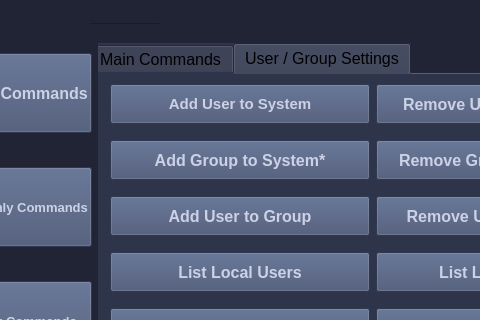
The window that GUIs/ScriptRunnerPyQt5_GUI/PyUIs/MainMenu2.ui (vipersniper0501/CP_Scripts2) describes before a commit, drawn with Qt 5; both pictures show x 201 to 681 and y 120 to 440 of the 862 by 675 pixel window.
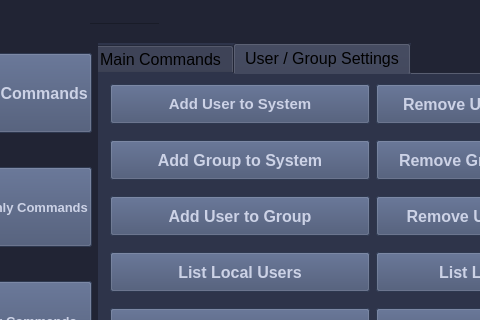
The same window after the commit. The open tabs and pages were chosen to show the change. Icons and pictures are not drawn.

```diff
--- a/GUIs/ScriptRunnerPyQt5_GUI/PyUIs/MainMenu2.ui
+++ b/GUIs/ScriptRunnerPyQt5_GUI/PyUIs/MainMenu2.ui
@@ -1258,7 +1258,7 @@
 }</string>
               </property>
               <property name="text">
-               <string>Add Group to System*</string>
+               <string>Add Group to System</string>
               </property>
              </widget>
             </item>
```
